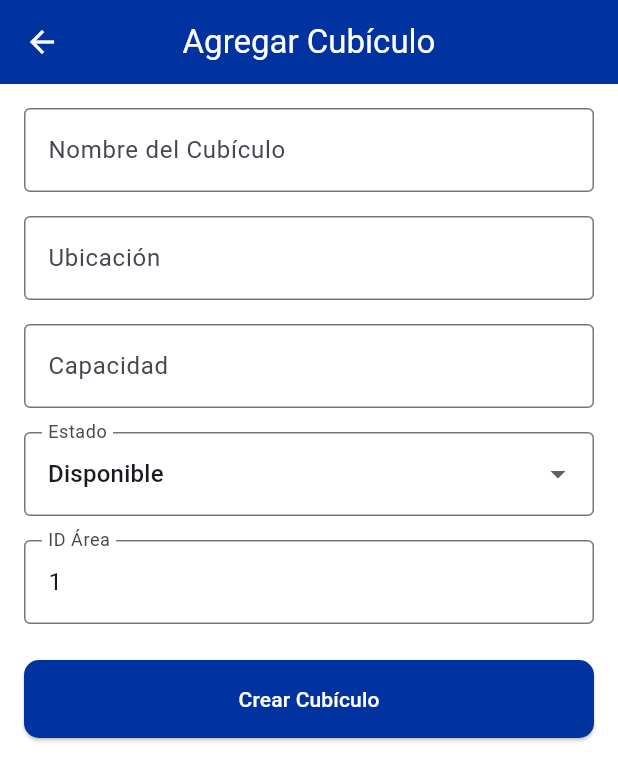
After one commit to CarlRTS/RESERMET_IS, a Flutter app: the screen it shows after launch, item 5 of the bottom bar chosen, after a tap on the "add" icon, on a phone screen of 412 x 824 dp. The commit adds this screen. Shown: the top 781 px of the screen. Run offline on Flutter 3.47's test engine with Material 3 defaults, Android fonts, the phone set to English and light mode, and no system bars; our stand-ins replace supabase_flutter; accounts and stored records are empty.

Commit message:
UI de admin, operaciones de crear, eliminar, editar cubiculos :rocket:

```diff
--- /dev/null
+++ b/resermet_2/lib/screens/admin/add_edit_cubiculo_screen.dart
@@ -0,0 +1,239 @@
+// lib/screens/admin/add_edit_cubiculo_screen.dart
+import 'package:flutter/material.dart';
+import '../../models/cubiculo.dart';
+import '../../services/cubiculo_service.dart';
+
+class AddEditCubiculoScreen extends StatefulWidget {
+  final Cubiculo? cubiculo;
+  final VoidCallback onCubiculoSaved;
+
+  const AddEditCubiculoScreen({
+    super.key,
+    this.cubiculo,
+    required this.onCubiculoSaved,
+  });
+
+  @override
+  State<AddEditCubiculoScreen> createState() => _AddEditCubiculoScreenState();
+}
+
+class _AddEditCubiculoScreenState extends State<AddEditCubiculoScreen> {
+  final _formKey = GlobalKey<FormState>();
+  final _cubiculoService = CubiculoService();
+
+  final _nombreController = TextEditingController();
+  final _ubicacionController = TextEditingController();
+  final _capacidadController = TextEditingController();
+  String _estado = 'disponible';
+  final _idAreaController = TextEditingController();
+
+  bool _isLoading = false;
+
+  @override
+  void initState() {
+    super.initState();
+    if (widget.cubiculo != null) {
+      // Modo edición - llenar con datos existentes
+      _nombreController.text = widget.cubiculo!.nombre;
+      _ubicacionController.text = widget.cubiculo!.ubicacion;
+      _capacidadController.text = widget.cubiculo!.capacidad.toString();
+      _estado = widget.cubiculo!.estado;
+      _idAreaController.text = widget.cubiculo!.idArea;
+    } else {
+      // Modo creación - valores por defecto
+      _idAreaController.text = '1'; // ID área por defecto
+    }
+  }
+
+  @override
+  void dispose() {
+    _nombreController.dispose();
+    _ubicacionController.dispose();
+    _capacidadController.dispose();
+    _idAreaController.dispose();
+    super.dispose();
+  }
+
+  Future<void> _saveCubiculo() async {
+    if (!_formKey.currentState!.validate()) return;
+
+    setState(() {
+      _isLoading = true;
+    });
+
+    try {
+      final cubiculo = Cubiculo(
+        idObjeto: widget.cubiculo?.idObjeto ?? DateTime.now().millisecondsSinceEpoch.toString(),
+        nombre: _nombreController.text,
+        ubicacion: _ubicacionController.text,
+        capacidad: int.parse(_capacidadController.text),
+        estado: _estado,
+        idArea: _idAreaController.text,
+      );
+
+      if (widget.cubiculo == null) {
+        // Crear nuevo
+        await _cubiculoService.createCubiculo(cubiculo);
+      } else {
+        // Actualizar existente
+        await _cubiculoService.updateCubiculo(cubiculo);
+      }
+
+      widget.onCubiculoSaved();
+      Navigator.of(context).pop();
+
+      ScaffoldMessenger.of(context).showSnackBar(
+        SnackBar(
+          content: Text(widget.cubiculo == null
+              ? 'Cubículo creado exitosamente'
+              : 'Cubículo actualizado exitosamente'),
+          backgroundColor: Colors.green,
+        ),
+      );
+    } catch (e) {
+      ScaffoldMessenger.of(context).showSnackBar(
+        SnackBar(
+          content: Text('Error: $e'),
+          backgroundColor: Colors.red,
+        ),
+      );
+    } finally {
+      setState(() {
+        _isLoading = false;
+      });
+    }
+  }
+
+  @override
+  Widget build(BuildContext context) {
+    return Scaffold(
+      appBar: AppBar(
+        title: Text(widget.cubiculo == null
+            ? 'Agregar Cubículo'
+            : 'Editar Cubículo'),
+        backgroundColor: const Color(0xFF0033A0),
+        foregroundColor: Colors.white,
+      ),
+      body: _isLoading
+          ? const Center(child: CircularProgressIndicator())
+          : Padding(
+              padding: const EdgeInsets.all(16.0),
+              child: Form(
+                key: _formKey,
+                child: ListView(
+                  children: [
+                    TextFormField(
+                      controller: _nombreController,
+                      decoration: const InputDecoration(
+                        labelText: 'Nombre del Cubículo',
+                        border: OutlineInputBorder(),
+                      ),
+                      validator: (value) {
+                        if (value == null || value.isEmpty) {
+                          return 'Por favor ingresa el nombre';
+                        }
+                        return null;
+                      },
+                    ),
+                    const SizedBox(height: 16),
+                    TextFormField(
+                      controller: _ubicacionController,
+                      decoration: const InputDecoration(
+                        labelText: 'Ubicación',
+                        border: OutlineInputBorder(),
+                      ),
+                      validator: (value) {
+                        if (value == null || value.isEmpty) {
+                          return 'Por favor ingresa la ubicación';
+                        }
+                        return null;
+                      },
+                    ),
+                    const SizedBox(height: 16),
+                    TextFormField(
+                      controller: _capacidadController,
+                      decoration: const InputDecoration(
+                        labelText: 'Capacidad',
+                        border: OutlineInputBorder(),
+                      ),
+                      keyboardType: TextInputType.number,
+                      validator: (value) {
+                        if (value == null || value.isEmpty) {
+                          return 'Por favor ingresa la capacidad';
+                        }
+                        if (int.tryParse(value) == null) {
+                          return 'Por favor ingresa un número válido';
+                        }
+                        return null;
+                      },
+                    ),
+                    const SizedBox(height: 16),
+                    DropdownButtonFormField<String>(
+                      value: _estado,
+                      decoration: const InputDecoration(
+                        labelText: 'Estado',
+                        border: OutlineInputBorder(),
+                      ),
+                      items: const [
+                        DropdownMenuItem(
+                          value: 'disponible',
+                          child: Text('Disponible'),
+                        ),
+                        DropdownMenuItem(
+                          value: 'prestado',
+                          child: Text('Prestado'),
+                        ),
+                        DropdownMenuItem(
+                          value: 'en mantenimiento',
+                          child: Text('En Mantenimiento'),
+                        ),
+                      ],
+                      onChanged: (value) {
+                        setState(() {
+                          _estado = value!;
+                        });
+                      },
+                    ),
+                    const SizedBox(height: 16),
+                    TextFormField(
+                      controller: _idAreaController,
+                      decoration: const InputDecoration(
+                        labelText: 'ID Área',
+                        border: OutlineInputBorder(),
+                      ),
+                      keyboardType: TextInputType.number,
+                      validator: (value) {
+                        if (value == null || value.isEmpty) {
+                          return 'Por favor ingresa el ID del área';
+                        }
+                        return null;
+                      },
+                    ),
+                    const SizedBox(height: 24),
+                    ElevatedButton(
+                      onPressed: _saveCubiculo,
+                      style: ElevatedButton.styleFrom(
+                        backgroundColor: const Color(0xFF0033A0),
+                        foregroundColor: Colors.white,
+                        padding: const EdgeInsets.symmetric(vertical: 16),
+                      ),
+                      child: _isLoading
+                          ? const SizedBox(
+                              height: 20,
+                              width: 20,
+                              child: CircularProgressIndicator(
+                                strokeWidth: 2,
+                                valueColor: AlwaysStoppedAnimation<Color>(Colors.white),
+                              ),
+                            )
+                          : Text(widget.cubiculo == null
+                              ? 'Crear Cubículo'
+                              : 'Actualizar Cubículo'),
+                    ),
+                  ],
+                ),
+              ),
+            ),
+    );
+  }
+}
--- /dev/null
+++ b/resermet_2/lib/screens/admin/cubiculos_list_screen.dart
@@ -0,0 +1,189 @@
+// lib/screens/admin/cubiculos_list_screen.dart
+import 'package:flutter/material.dart';
+import '../../models/cubiculo.dart';
+import '../../services/cubiculo_service.dart';
+import 'add_edit_cubiculo_screen.dart';
+
+class CubiculosListScreen extends StatefulWidget {
+  const CubiculosListScreen({super.key});
+
+  @override
+  State<CubiculosListScreen> createState() => _CubiculosListScreenState();
+}
+
+class _CubiculosListScreenState extends State<CubiculosListScreen> {
+  final CubiculoService _cubiculoService = CubiculoService();
+  List<Cubiculo> _cubiculos = [];
+  bool _isLoading = true;
+
+  @override
+  void initState() {
+    super.initState();
+    _loadCubiculos();
+  }
+
+  Future<void> _loadCubiculos() async {
+    try {
+      final cubiculos = await _cubiculoService.getCubiculos();
+      setState(() {
+        _cubiculos = cubiculos;
+        _isLoading = false;
+      });
+    } catch (e) {
+      setState(() {
+        _isLoading = false;
+      });
+      _showErrorSnackbar('Error al cargar cubículos: $e');
+    }
+  }
+
+  void _showErrorSnackbar(String message) {
+    ScaffoldMessenger.of(context).showSnackBar(
+      SnackBar(
+        content: Text(message),
+        backgroundColor: Colors.red,
+      ),
+    );
+  }
+
+  void _showDeleteConfirmation(Cubiculo cubiculo) {
+    showDialog(
+      context: context,
+      builder: (BuildContext context) {
+        return AlertDialog(
+          title: const Text('Eliminar Cubículo'),
+          content: Text('¿Estás seguro de eliminar "${cubiculo.nombre}"?'),
+          actions: [
+            TextButton(
+              onPressed: () => Navigator.of(context).pop(),
+              child: const Text('Cancelar'),
+            ),
+            TextButton(
+              onPressed: () {
+                Navigator.of(context).pop();
+                _deleteCubiculo(cubiculo);
+              },
+              child: const Text(
+                'Eliminar',
+                style: TextStyle(color: Colors.red),
+              ),
+            ),
+          ],
+        );
+      },
+    );
+  }
+
+  Future<void> _deleteCubiculo(Cubiculo cubiculo) async {
+    try {
+      await _cubiculoService.deleteCubiculo(cubiculo.idObjeto);
+      _showSuccessSnackbar('Cubículo eliminado exitosamente');
+      _loadCubiculos(); // Recargar la lista
+    } catch (e) {
+      _showErrorSnackbar('Error al eliminar cubículo: $e');
+    }
+  }
+
+  void _showSuccessSnackbar(String message) {
+    ScaffoldMessenger.of(context).showSnackBar(
+      SnackBar(
+        content: Text(message),
+        backgroundColor: Colors.green,
+      ),
+    );
+  }
+
+  void _navigateToAddCubiculo() {
+    Navigator.push(
+      context,
+      MaterialPageRoute(
+        builder: (context) => AddEditCubiculoScreen(
+          onCubiculoSaved: _loadCubiculos,
+        ),
+      ),
+    );
+  }
+
+  void _navigateToEditCubiculo(Cubiculo cubiculo) {
+    Navigator.push(
+      context,
+      MaterialPageRoute(
+        builder: (context) => AddEditCubiculoScreen(
+          cubiculo: cubiculo,
+          onCubiculoSaved: _loadCubiculos,
+        ),
+      ),
+    );
+  }
+
+  @override
+  Widget build(BuildContext context) {
+    return Scaffold(
+      appBar: AppBar(
+        title: const Text('Gestión de Cubículos'),
+        backgroundColor: const Color(0xFF0033A0), // Azul UNIMET
+        foregroundColor: Colors.white,
+        actions: [
+          IconButton(
+            icon: const Icon(Icons.add),
+            onPressed: _navigateToAddCubiculo,
+            tooltip: 'Agregar Cubículo',
+          ),
+        ],
+      ),
+      body: _isLoading
+          ? const Center(child: CircularProgressIndicator())
+          : _cubiculos.isEmpty
+              ? const Center(
+                  child: Text(
+                    'No hay cubículos registrados',
+                    style: TextStyle(fontSize: 16),
+                  ),
+                )
+              : ListView.builder(
+                  itemCount: _cubiculos.length,
+                  itemBuilder: (context, index) {
+                    final cubiculo = _cubiculos[index];
+                    return Card(
+                      margin: const EdgeInsets.symmetric(
+                          horizontal: 16, vertical: 4),
+                      child: ListTile(
+                        leading: const Icon(Icons.meeting_room,
+                            color: Color(0xFF0033A0)),
+                        title: Text(
+                          cubiculo.nombre,
+                          style: const TextStyle(
+                              fontWeight: FontWeight.bold),
+                        ),
+                        subtitle: Column(
+                          crossAxisAlignment: CrossAxisAlignment.start,
+                          children: [
+                            Text('Ubicación: ${cubiculo.ubicacion}'),
+                            Text('Capacidad: ${cubiculo.capacidad} personas'),
+                            Text('Estado: ${cubiculo.estado}'),
+                          ],
+                        ),
+                        trailing: Row(
+                          mainAxisSize: MainAxisSize.min,
+                          children: [
+                            IconButton(
+                              icon: const Icon(Icons.edit,
+                                  color: Colors.blue),
+                              onPressed: () =>
+                                  _navigateToEditCubiculo(cubiculo),
+                            ),
+                            IconButton(
+                              icon: const Icon(Icons.delete,
+                                  color: Colors.red),
+                              onPressed: () =>
+                                  _showDeleteConfirmation(cubiculo),
+                            ),
+                          ],
+                        ),
+                      ),
+                    );
+                  },
+                ),
+    );
+  }
+}
--- a/resermet_2/lib/screens/home_screen.dart
+++ b/resermet_2/lib/screens/home_screen.dart
@@ -1,8 +1,9 @@
 import 'package:flutter/material.dart';
 import '../utils/app_colors.dart';
-import '../screens/my_reservations.dart';
-import '../screens/reservation_screen.dart';
-import '../screens/availability.dart';
+import 'my_reservations.dart';
+import 'reservation_screen.dart';
+import 'availability.dart';
+import 'admin/cubiculos_list_screen.dart'; // ← NUEVO IMPORT
 
 // --- Pantalla Principal (Con Navegación Inferior) ---
 class MainScreen extends StatefulWidget {
@@ -15,12 +16,13 @@ class MainScreen extends StatefulWidget {
 class _MainScreenState extends State<MainScreen> {
   int _selectedIndex = 0;
 
-  // Lista de las pantallas
+  // Lista de las pantallas - AGREGADA ADMIN
   static const List<Widget> _widgetOptions = <Widget>[
     HomeScreen(),
     BookingScreen(),
     MyBookingsScreen(),
-    AvailabilityScreen()
+    AvailabilityScreen(),
+    CubiculosListScreen(), // ← NUEVA PANTALLA ADMIN
   ];
 
   void _onItemTapped(int index) {
@@ -35,6 +37,7 @@ class _MainScreenState extends State<MainScreen> {
       appBar: AppBar(title: const Text('Reservas UNIMET 💙💛')),
       body: Center(child: _widgetOptions.elementAt(_selectedIndex)),
       bottomNavigationBar: BottomNavigationBar(
+        type: BottomNavigationBarType.fixed, // ← IMPORTANTE para más de 4 items
         items: const <BottomNavigationBarItem>[
           BottomNavigationBarItem(icon: Icon(Icons.home), label: 'Inicio'),
           BottomNavigationBarItem(
@@ -45,14 +48,17 @@ class _MainScreenState extends State<MainScreen> {
             icon: Icon(Icons.list_alt),
             label: 'Mis Reservas',
           ),
-          BottomNavigationBarItem( // 🆕 Nuevo ítem para la disponibilidad
+          BottomNavigationBarItem(
             icon: Icon(Icons.location_on),
             label: 'Ubicación',
           ),
+          BottomNavigationBarItem( // ← NUEVO ITEM ADMIN
+            icon: Icon(Icons.admin_panel_settings),
+            label: 'Admin',
+          ),
         ],
         currentIndex: _selectedIndex,
-        selectedItemColor:
-            AppColors.unimetBlue, // Icono y texto seleccionado en azul
+        selectedItemColor: AppColors.unimetBlue,
         unselectedItemColor: Colors.grey,
         onTap: _onItemTapped,
       ),
@@ -145,9 +151,6 @@ class HomeScreen extends StatelessWidget {
     );
   }
 }
-
-
-
 
 // 🗺️ Pantalla de Disponibilidad y Ubicación (NUEVA)
 
--- /dev/null
+++ b/resermet_2/lib/services/cubiculo_service.dart
@@ -0,0 +1,89 @@
+// lib/services/cubiculo_service.dart
+import '../models/cubiculo.dart';
+import 'package:supabase_flutter/supabase_flutter.dart';
+
+class CubiculoService {
+  final supabase = Supabase.instance.client;
+
+  // GET: Obtener todos los cubículos
+  Future<List<Cubiculo>> getCubiculos() async {
+    try {
+      final response = await supabase
+          .from('cubiculos')
+          .select('*, articulos(*)');
+
+      final List<Cubiculo> cubiculos = [];
+      for (final item in response) {
+        cubiculos.add(Cubiculo.fromSupabase(item));
+      }
+
+      return cubiculos;
+    } catch (e) {
+      throw Exception('Error al obtener cubículos: $e');
+    }
+  }
+
+  // POST: Crear un nuevo cubículo
+  Future<Cubiculo> createCubiculo(Cubiculo cubiculo) async {
+    try {
+      // 1. Primero crear el artículo en la tabla articulos
+      await supabase
+          .from('articulos')
+          .insert(cubiculo.toArticuloJson());
+
+      // 2. Luego crear el cubículo en la tabla cubiculos
+      await supabase
+          .from('cubiculos')
+          .insert(cubiculo.toEspecificoJson());
+
+      return cubiculo;
+    } catch (e) {
+      // Si falla, eliminar el artículo creado (rollback)
+      await supabase
+          .from('articulos')
+          .delete()
+          .eq('id_objeto', cubiculo.idObjeto);
+      throw Exception('Error al crear cubículo: $e');
+    }
+  }
+
+  // PUT: Actualizar un cubículo
+  Future<Cubiculo> updateCubiculo(Cubiculo cubiculo) async {
+    try {
+      // 1. Actualizar el artículo
+      await supabase
+          .from('articulos')
+          .update(cubiculo.toArticuloJson())
+          .eq('id_objeto', cubiculo.idObjeto);
+
+      // 2. Actualizar el cubículo
+      await supabase
+          .from('cubiculos')
+          .update(cubiculo.toEspecificoJson())
+          .eq('id_articulo', cubiculo.idObjeto);
+
+      return cubiculo;
+    } catch (e) {
+      throw Exception('Error al actualizar cubículo: $e');
+    }
+  }
+
+  // DELETE: Eliminar un cubículo
+  Future<void> deleteCubiculo(String idObjeto) async {
+    try {
+      // 1. Primero eliminar el cubículo
+      await supabase
+          .from('cubiculos')
+          .delete()
+          .eq('id_articulo', idObjeto);
+
+      // 2. Luego eliminar el artículo
+      await supabase
+          .from('articulos')
+          .delete()
+          .eq('id_objeto', idObjeto);
+    } catch (e) {
+      throw Exception('Error al eliminar cubículo: $e');
+    }
+  }
+}
```
Also changed, not shown: resermet_2/lib/models/cubiculo.dart (renamed from resermet_2/lib/models/cubiculos.dart).
